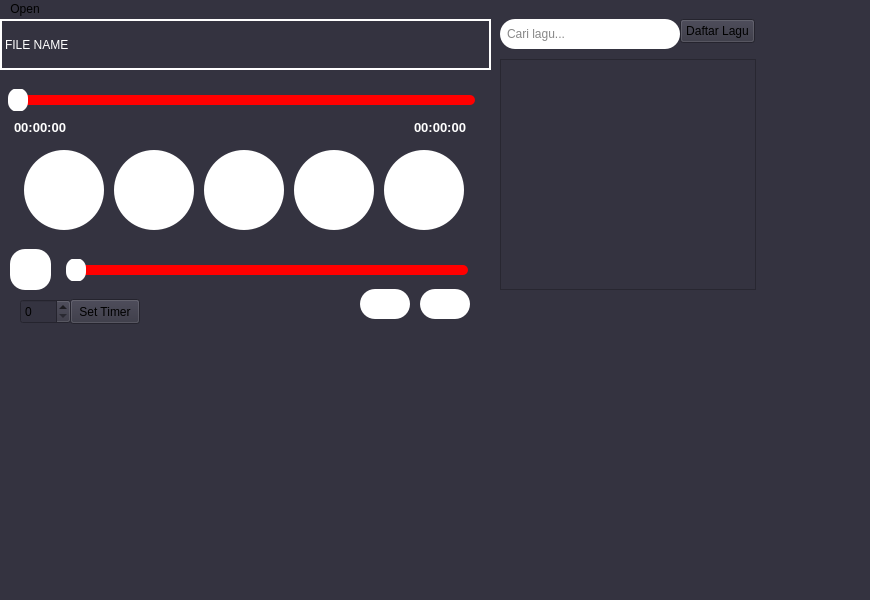
Above: MusicPlayerGUI/mainwindow.ui from adanfdilah/Project-Alpro before the change. Below: the same form after it.
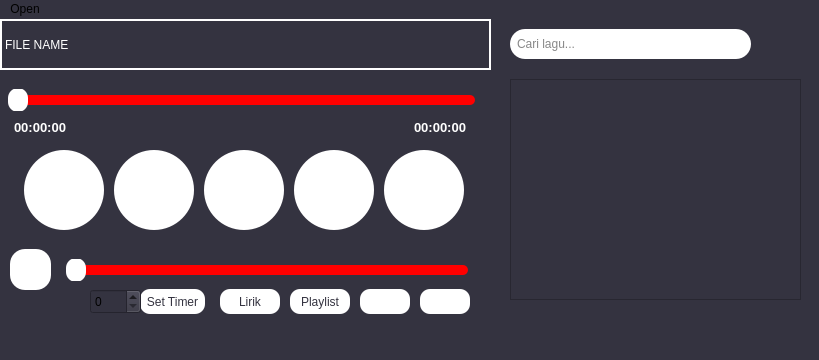
That is the form after the change.

Commit message: Menimbun widget(lirik, daftar lagu, dan hasil pencarian)

Diff of the .ui file:
```diff
--- a/MusicPlayerGUI/mainwindow.ui
+++ b/MusicPlayerGUI/mainwindow.ui
@@ -6,8 +6,8 @@
    <rect>
     <x>0</x>
     <y>0</y>
-    <width>870</width>
-    <height>600</height>
+    <width>819</width>
+    <height>360</height>
    </rect>
   </property>
   <property name="windowTitle">
@@ -361,12 +361,26 @@
    <widget class="QPushButton" name="setTimerButton">
     <property name="geometry">
      <rect>
-      <x>70</x>
-      <y>280</y>
-      <width>70</width>
+      <x>140</x>
+      <y>270</y>
+      <width>65</width>
       <height>25</height>
      </rect>
     </property>
+    <property name="styleSheet">
+     <string notr="true">QPushButton
+{
+border:none;
+border-radius:10px;
+background-color:rgb(255,255,255);
+color:rgb(52,51,64);
+padding:0px;
+}
+QPushButton::Hover
+{
+ background-color:rgb(140,140,140);
+}</string>
+    </property>
     <property name="text">
      <string>Set Timer</string>
     </property>
@@ -374,37 +388,27 @@
    <widget class="QSpinBox" name="timerSpinBox">
     <property name="geometry">
      <rect>
-      <x>20</x>
-      <y>280</y>
+      <x>90</x>
+      <y>270</y>
       <width>51</width>
       <height>25</height>
      </rect>
     </property>
    </widget>
-   <widget class="QListWidget" name="listWidget">
-    <property name="geometry">
-     <rect>
-      <x>500</x>
-      <y>40</y>
-      <width>256</width>
-      <height>231</height>
-     </rect>
-    </property>
-   </widget>
    <widget class="QPushButton" name="pushButton_Shuffle">
     <property name="geometry">
      <rect>
       <x>360</x>
       <y>270</y>
       <width>50</width>
-      <height>30</height>
+      <height>25</height>
      </rect>
     </property>
     <property name="styleSheet">
      <string notr="true">QPushButton
 {
 border:none;
-border-radius:15px;
+border-radius:10px;
 background-color:rgb(255,255,255);
 color:rgb(52,51,64);
 padding:0px;
@@ -423,14 +427,14 @@
       <x>420</x>
       <y>270</y>
       <width>50</width>
-      <height>30</height>
+      <height>25</height>
      </rect>
     </property>
     <property name="styleSheet">
      <string notr="true">QPushButton
 {
 border:none;
-border-radius:15px;
+border-radius:10px;
 background-color:rgb(255,255,255);
 color:rgb(52,51,64);
 padding:0px;
@@ -443,33 +447,12 @@
      <bool>true</bool>
     </property>
    </widget>
-   <widget class="QTextEdit" name="lyricsDisplay">
-    <property name="geometry">
-     <rect>
-      <x>520</x>
-      <y>340</y>
-      <width>311</width>
-      <height>171</height>
-     </rect>
-    </property>
-    <property name="font">
-     <font>
-      <pointsize>12</pointsize>
-     </font>
-    </property>
-    <property name="frameShape">
-     <enum>QFrame::Shape::NoFrame</enum>
-    </property>
-    <property name="readOnly">
-     <bool>true</bool>
-    </property>
-   </widget>
    <widget class="QLineEdit" name="searchLineEdit">
     <property name="geometry">
      <rect>
-      <x>500</x>
-      <y>0</y>
-      <width>180</width>
+      <x>510</x>
+      <y>10</y>
+      <width>241</width>
       <height>30</height>
      </rect>
     </property>
@@ -490,19 +473,120 @@
      <string>Cari lagu...</string>
     </property>
    </widget>
-   <widget class="QPushButton" name="pushButton_ShowHideList">
+   <widget class="QPushButton" name="pushButton_DaftarLagu">
     <property name="geometry">
      <rect>
-      <x>680</x>
-      <y>0</y>
-      <width>75</width>
-      <height>24</height>
+      <x>290</x>
+      <y>270</y>
+      <width>60</width>
+      <height>25</height>
      </rect>
     </property>
+    <property name="styleSheet">
+     <string notr="true">QPushButton
+{
+border:none;
+border-radius:10px;
+background-color:rgb(255,255,255);
+color:rgb(52,51,64);
+padding:0px;
+}
+QPushButton::Hover
+{
+ background-color:rgb(140,140,140);
+}</string>
+    </property>
     <property name="text">
-     <string>Daftar Lagu</string>
+     <string>Playlist</string>
     </property>
    </widget>
+   <widget class="QPushButton" name="pushButton_KembaliKeLirik">
+    <property name="geometry">
+     <rect>
+      <x>220</x>
+      <y>270</y>
+      <width>60</width>
+      <height>25</height>
+     </rect>
+    </property>
+    <property name="styleSheet">
+     <string notr="true">QPushButton
+{
+border:none;
+border-radius:10px;
+background-color:rgb(255,255,255);
+color:rgb(52,51,64);
+padding:0px;
+}
+QPushButton::Hover
+{
+ background-color:rgb(140,140,140);
+}</string>
+    </property>
+    <property name="text">
+     <string>Lirik</string>
+    </property>
+   </widget>
+   <widget class="QStackedWidget" name="stackedView">
+    <property name="geometry">
+     <rect>
+      <x>500</x>
+      <y>50</y>
+      <width>311</width>
+      <height>241</height>
+     </rect>
+    </property>
+    <property name="currentIndex">
+     <number>1</number>
+    </property>
+    <widget class="QWidget" name="page_Lyrics">
+     <widget class="QTextEdit" name="lyricsDisplay">
+      <property name="geometry">
+       <rect>
+        <x>10</x>
+        <y>10</y>
+        <width>291</width>
+        <height>211</height>
+       </rect>
+      </property>
+      <property name="font">
+       <font>
+        <pointsize>12</pointsize>
+       </font>
+      </property>
+      <property name="frameShape">
+       <enum>QFrame::Shape::NoFrame</enum>
+      </property>
+      <property name="readOnly">
+       <bool>true</bool>
+      </property>
+     </widget>
+    </widget>
+    <widget class="QWidget" name="page_Search">
+     <widget class="QListWidget" name="listWidget_SearchResult">
+      <property name="geometry">
+       <rect>
+        <x>10</x>
+        <y>10</y>
+        <width>291</width>
+        <height>221</height>
+       </rect>
+      </property>
+     </widget>
+    </widget>
+    <widget class="QWidget" name="page_DaftarLagu">
+     <widget class="QListWidget" name="listWidget">
+      <property name="geometry">
+       <rect>
+        <x>10</x>
+        <y>10</y>
+        <width>291</width>
+        <height>221</height>
+       </rect>
+      </property>
+     </widget>
+    </widget>
+   </widget>
    <zorder>layoutWidget</zorder>
    <zorder>label_File_Name</zorder>
    <zorder>horizontalSlider_Audio_File_Duration</zorder>
@@ -512,19 +596,19 @@
    <zorder>label_Value_2</zorder>
    <zorder>setTimerButton</zorder>
    <zorder>timerSpinBox</zorder>
-   <zorder>listWidget</zorder>
    <zorder>pushButton_Shuffle</zorder>
    <zorder>pushButton_Repeat</zorder>
-   <zorder>lyricsDisplay</zorder>
    <zorder>searchLineEdit</zorder>
-   <zorder>pushButton_ShowHideList</zorder>
+   <zorder>pushButton_DaftarLagu</zorder>
+   <zorder>pushButton_KembaliKeLirik</zorder>
+   <zorder>stackedView</zorder>
   </widget>
   <widget class="QMenuBar" name="menubar">
    <property name="geometry">
     <rect>
      <x>0</x>
      <y>0</y>
-     <width>870</width>
+     <width>819</width>
      <height>22</height>
     </rect>
    </property>
```
